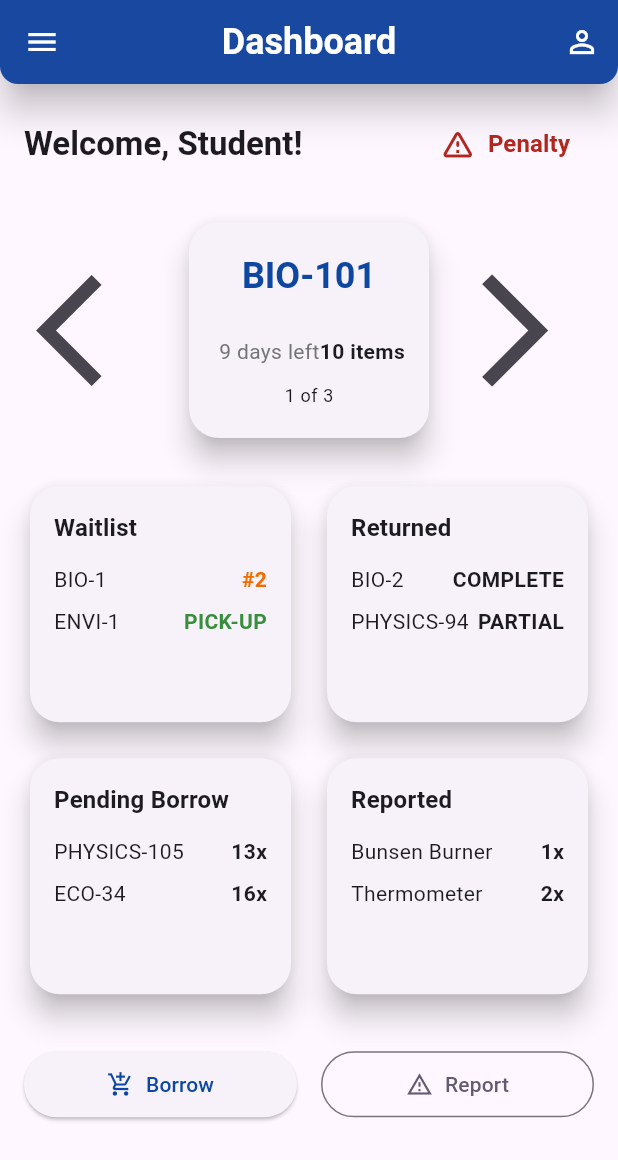
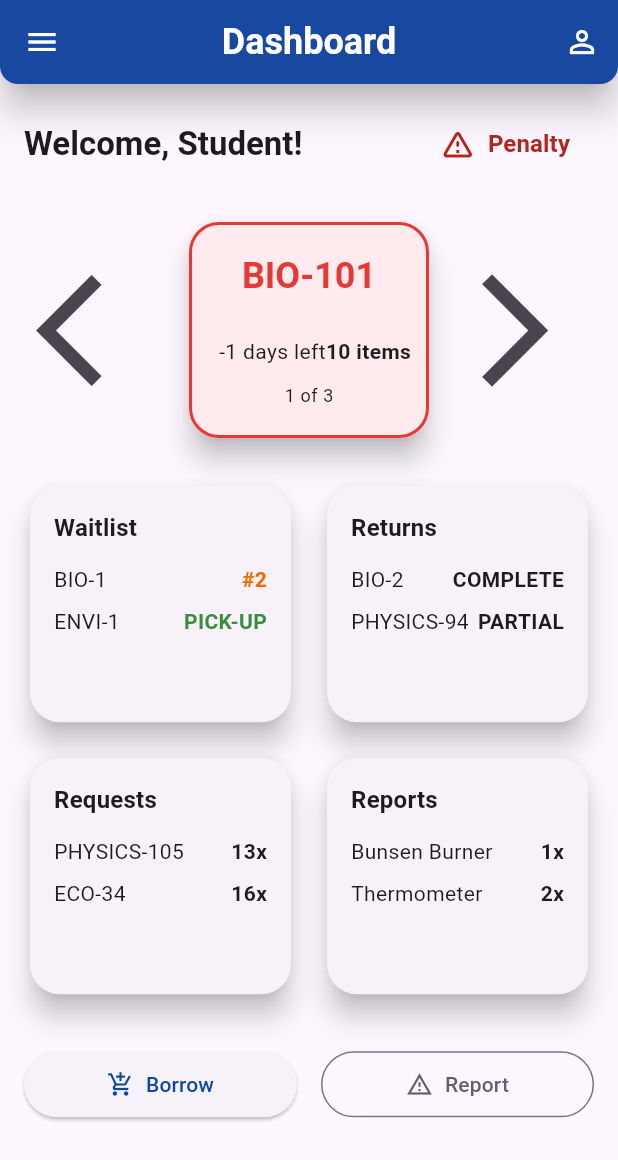
Before and after one commit to Schneidelstrom/LabTrack, a Flutter app: the StudentDashboard screen opened directly, on a phone screen of 412 x 824 dp. Shown: the top 1160 px of the screen. Run offline on Flutter 3.47's test engine with Material 3 defaults, Android fonts, the light colour scheme and no system bars; our stand-ins replace firebase_auth, firebase_core; accounts and stored records are empty.

Commit message:
Added reported and request screen

```diff
--- a/lib/student/screens/dashboard.dart
+++ b/lib/student/screens/dashboard.dart
@@ -4,6 +4,8 @@ import 'package:labtrack/student/screens/report.dart';
 import 'package:labtrack/student/reusables.dart';
 import 'package:labtrack/student/screens/waitlist.dart';
 import 'package:labtrack/student/screens/return.dart';
+import 'package:labtrack/student/screens/request.dart';
+import 'package:labtrack/student/screens/reported.dart';
 
 class StudentDashboard extends StatefulWidget {
   const StudentDashboard({super.key});
@@ -15,17 +17,16 @@ class StudentDashboard extends StatefulWidget {
 class _StudentDashboardState extends State<StudentDashboard> {
   int _currentBorrowedItemIndex = 0;
   final GlobalKey<ScaffoldState> _scaffoldKey = GlobalKey<ScaffoldState>();
-
   final List<Map<String, dynamic>> _borrowedItems = const [
     {
       'courseCode': 'BIO-101',
       'itemCount': 10,
-      'daysLeft': 9,
+      'daysLeft': -1,
     },
     {
       'courseCode': 'CHEM-103',
       'itemCount': 13,
-      'daysLeft': 12,
+      'daysLeft': 0,
     },
     {
       'courseCode': 'ECO-97',
@@ -33,6 +34,14 @@ class _StudentDashboardState extends State<StudentDashboard> {
       'daysLeft': 15,
     },
   ];
+
+  late final bool _hasPenalty;
+
+  @override
+  void initState() {
+    super.initState();
+    _hasPenalty = _borrowedItems.any((item) => item['daysLeft']! < 0);
+  }
 
   void _navigateBorrowedItems(bool isNext) {
     setState(() {
@@ -88,10 +97,9 @@ class _StudentDashboardState extends State<StudentDashboard> {
               children: [
                 Text(
                   'Welcome, Student!',
-                  style: Theme.of(context).textTheme.titleLarge?.copyWith(
-                    fontWeight: FontWeight.bold,
+                  style: Theme.of(context).textTheme.titleLarge?.copyWith(fontWeight: FontWeight.bold),
                 ),
-                ),
+                if (_hasPenalty)
                   TextButton.icon(
                     onPressed: () => print("Pressed on Penalties")
                     /* TODO: Navigate to Penalties Screen */
@@ -154,7 +162,7 @@ class _StudentDashboardState extends State<StudentDashboard> {
                 ),
                 _buildSummaryCard(
                   context: context,
-                  title: 'Returned',
+                  title: 'Returns',
                   items: const [
                     {'name': 'BIO-2', 'status': 'COMPLETE'},
                     {'name': 'PHYSICS-94', 'status': 'PARTIAL'},
@@ -162,7 +170,7 @@ class _StudentDashboardState extends State<StudentDashboard> {
                 ),
                 _buildSummaryCard(
                   context: context,
-                  title: 'Pending Borrow',
+                  title: 'Requests',
                   items: const [
                     {'name': 'PHYSICS-105', 'status': '13x'},
                     {'name': 'ECO-34', 'status': '16x'},
@@ -170,7 +178,7 @@ class _StudentDashboardState extends State<StudentDashboard> {
                 ),
                 _buildSummaryCard(
                   context: context,
-                  title: 'Reported',
+                  title: 'Reports',
                   items: const [
                     {'name': 'Bunsen Burner', 'status': '1x'},
                     {'name': 'Thermometer', 'status': '2x'},
@@ -216,13 +224,30 @@ class _StudentDashboardState extends State<StudentDashboard> {
     );
   }
 
-  Widget _buildCurrentlyBorrowedCard({required BuildContext context, required String courseCode, required int itemCount, required int daysLeft}){
+  Color _getCardColor(int daysLeft, {required bool isBackground}) {
+    if (daysLeft < 0) return isBackground ? Colors.red.shade50 : Colors.red.shade600;
+    else if (daysLeft == 0) return isBackground ? Colors.orange.shade50 : Colors.orange.shade600;
+    return isBackground ? Colors.white : Colors.transparent;
+  }
+
+  Widget _buildCurrentlyBorrowedCard({required BuildContext context, required String courseCode, required int itemCount, required int daysLeft}) {
+    final Color borderColor = _getCardColor(daysLeft, isBackground: false);
+    final Color backgroundColor = _getCardColor(daysLeft, isBackground: true);
+    final double borderWidth = (daysLeft <= 0) ? 2.0 : 0.0;
+    final Color daysLeftTextColor = (daysLeft < 0) ? Colors.red.shade600 : (daysLeft == 0 ? Colors.orange.shade600 : Colors.blue.shade900);
+
     return Card(
       elevation: 8,
-      shape: RoundedRectangleBorder(borderRadius: BorderRadius.circular(20.0)),
+      shape: RoundedRectangleBorder(
+        borderRadius: BorderRadius.circular(20.0),
+        side: BorderSide(
+          color: borderColor,
+          width: borderWidth,
+        ),
+      ),
       shadowColor: Theme.of(context).shadowColor,
       child: Material(
-        color: Colors.transparent,
+        color: backgroundColor,
         borderRadius: BorderRadius.circular(20.0),
         child: InkWell(
           onTap: () {
@@ -239,7 +264,7 @@ class _StudentDashboardState extends State<StudentDashboard> {
               children: [
                 Text(
                   courseCode,
-                  style: Theme.of(context).textTheme.headlineSmall?.copyWith(fontWeight: FontWeight.bold, color: Colors.blue.shade900),
+                  style: Theme.of(context).textTheme.headlineSmall?.copyWith(fontWeight: FontWeight.bold, color: daysLeftTextColor),
                   textAlign: TextAlign.center,
                 ),
                 const SizedBox(height: 24),
@@ -248,7 +273,7 @@ class _StudentDashboardState extends State<StudentDashboard> {
                   children: [
                     Text(
                       '$daysLeft days left',
-                      style: Theme.of(context).textTheme.bodyMedium?.copyWith(color: Colors.grey[600]),
+                      style: Theme.of(context).textTheme.bodyMedium
                     ),
                     Text(
                       '$itemCount items',
@@ -287,8 +312,9 @@ class _StudentDashboardState extends State<StudentDashboard> {
         child: InkWell(
           onTap: () {
             if (title == 'Waitlist') Navigator.push(context, MaterialPageRoute(builder: (context) => const StudentWaitlist()));
-            else if (title == 'Returned') Navigator.push(context, MaterialPageRoute(builder: (context) => const StudentReturn()));
-            print('Tapped on the $title summary card!');
+            else if (title == 'Returns') Navigator.push(context, MaterialPageRoute(builder: (context) => const StudentReturn()));
+            else if (title == 'Requests') Navigator.push(context, MaterialPageRoute(builder: (context) => const StudentRequest()));
+            else if (title == 'Reports') Navigator.push(context, MaterialPageRoute(builder: (context) => const StudentReported()));
           },
           borderRadius: BorderRadius.circular(20.0),
           child: Padding(
--- a/lib/student/screens/report.dart
+++ b/lib/student/screens/report.dart
@@ -161,7 +161,7 @@ class _BorrowedItemCard extends StatelessWidget {
   Widget build(BuildContext context) {
     return Card(
       elevation: 4,
-      shadowColor: Colors.black.withOpacity(0.15),
+      shadowColor: Colors.black,
       shape: RoundedRectangleBorder(borderRadius: BorderRadius.circular(12)),
       child: Padding(
         padding: const EdgeInsets.symmetric(horizontal: 20, vertical: 24),
```
Also changed, not shown: lib/student/screens/reported.dart (added, +180 -0 lines), lib/student/screens/request.dart (added, +166 -0 lines), lib/student/screens/waitlist.dart (+25 -31 lines). Lines whose indentation alone changed are shown as unchanged.
